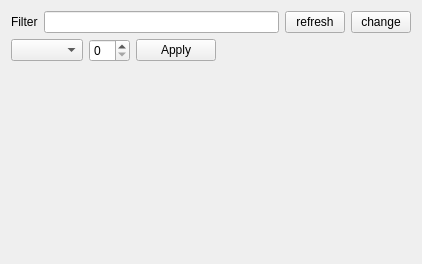
Old version of the form rqt_signal_logger/resource/signal_logger_variables.ui in the repository ANYbotics/signal_logger.
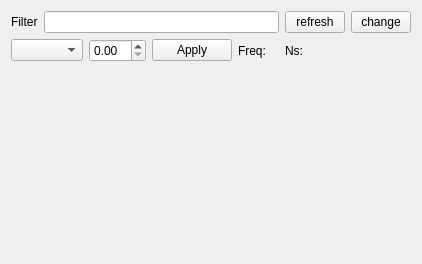
New version of the form.

Commit message: add update freq and ns to rqt plugin, minor fixes

Patch:
```diff
--- a/rqt_signal_logger/resource/signal_logger_variables.ui
+++ b/rqt_signal_logger/resource/signal_logger_variables.ui
@@ -73,7 +73,7 @@
       <widget class="QComboBox" name="taskComboBox"/>
      </item>
      <item>
-      <widget class="QSpinBox" name="valueSpinBox"/>
+      <widget class="QDoubleSpinBox" name="valueSpinBox"/>
      </item>
      <item>
       <widget class="QPushButton" name="applyButton">
@@ -82,6 +82,34 @@
        </property>
       </widget>
      </item>
+     <item>
+      <widget class="QLabel" name="freqName">
+       <property name="text">
+        <string>Freq:</string>
+       </property>
+      </widget>
+     </item>
+     <item>
+      <widget class="QLabel" name="freq">
+       <property name="text">
+        <string/>
+       </property>
+      </widget>
+     </item>
+     <item>
+      <widget class="QLabel" name="nsName">
+       <property name="text">
+        <string>Ns:</string>
+       </property>
+      </widget>
+     </item>
+     <item>
+      <widget class="QLabel" name="ns">
+       <property name="text">
+        <string/>
+       </property>
+      </widget>
+     </item>
      <item>
       <spacer name="horizontalSpacer">
        <property name="orientation">
```
The commit also changes 13 other files.
